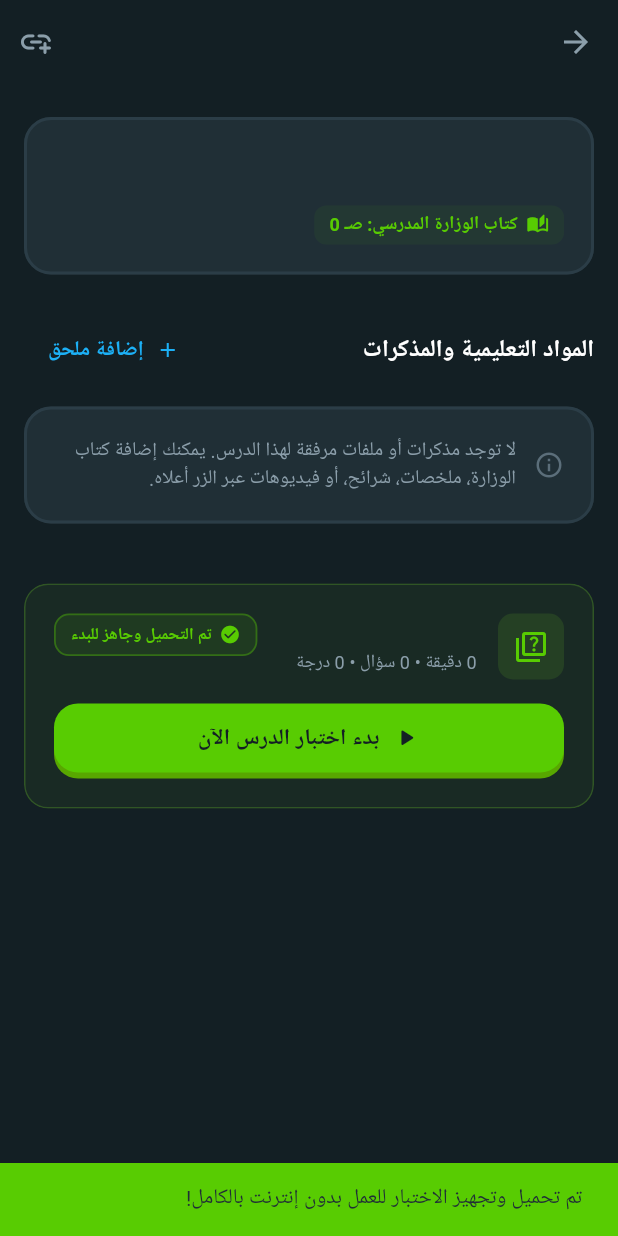
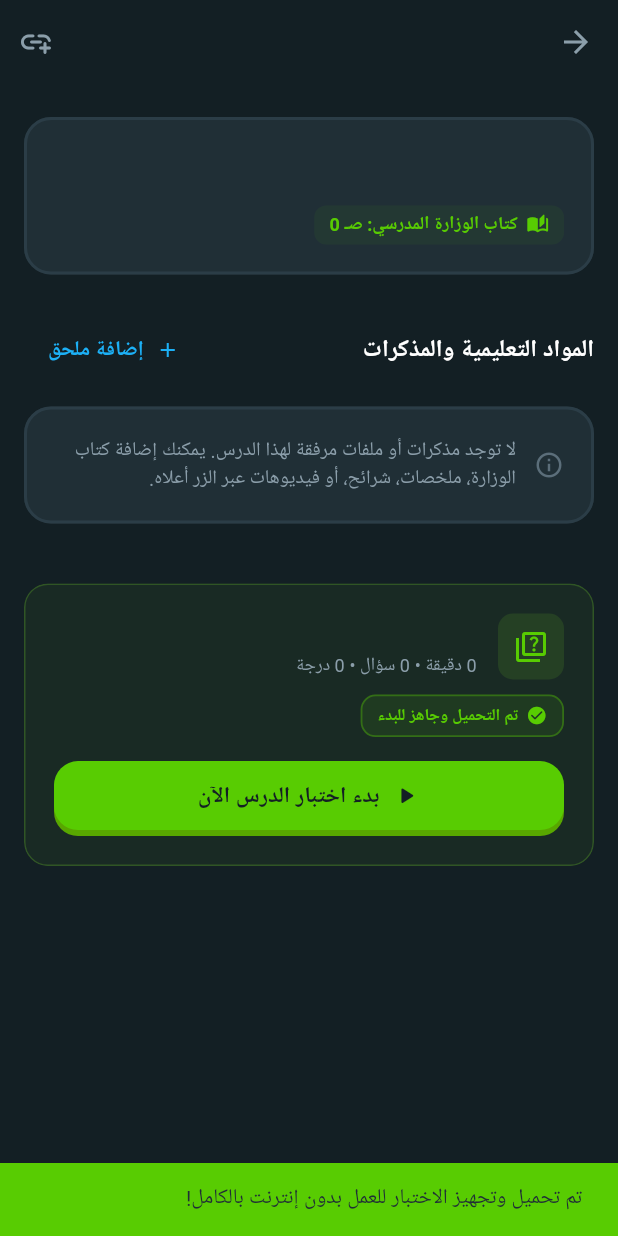
Before and after one commit to Mohamed00-Nour/my_educationl_platform, a Flutter app: the LessonDetailScreen screen opened directly with empty values, after a tap on the "download for offline" icon, on a phone screen of 412 x 824 dp. Run offline on Flutter 3.47's test engine with Material 3 defaults, Android fonts, the light colour scheme and no system bars; our stand-ins replace chewie, cloud_firestore, equatable, file_picker, firebase_auth, firebase_core and 8 more; missing offline and left inert: syncfusion_flutter_pdfviewer; accounts and stored records are empty; Roboto replaces fonts that are missing (Cairo).

Commit message:
fix(quizzes): prevent quiz card title squishing with responsive badge layout
- Decouple quiz title from status badges in the top row to give the title full available width
- Move secret code badge and completion/offline status badges into a responsive Wrap widget beneath the title
- Prevent vertical single-letter text wrapping on narrow screens when start code or offline badges are present
- Apply the same resilient Wrap layout to quiz cards in LessonDetailScreen

```diff
--- a/lib/features/courses/presentation/screens/lesson_detail_screen.dart
+++ b/lib/features/courses/presentation/screens/lesson_detail_screen.dart
@@ -984,7 +984,7 @@ class _LessonQuizCardState extends State<_LessonQuizCard> {
                             color: AppColors.textPrimary,
                           ),
                         ),
-                        const SizedBox(height: 2),
+                        const SizedBox(height: 4),
                         Text(
                           _quiz != null
                               ? '${_quiz!.durationMinutes} دقيقة • ${_quiz!.questions.length} سؤال • ${_quiz!.totalMarks} درجة'
@@ -997,7 +997,77 @@ class _LessonQuizCardState extends State<_LessonQuizCard> {
                       ],
                     ),
                   ),
+                  if (!_isCompleted && !_isDownloaded) ...[
                     const SizedBox(width: 8),
+                    if (_isDownloading)
+                      Container(
+                        padding: const EdgeInsets.all(8),
+                        child: const SizedBox(
+                          width: 20,
+                          height: 20,
+                          child: CircularProgressIndicator(
+                            strokeWidth: 2,
+                            color: AppColors.primary,
+                          ),
+                        ),
+                      )
+                    else
+                      IconButton(
+                        icon: const Icon(
+                          Icons.download_for_offline_outlined,
+                          color: AppColors.primary,
+                        ),
+                        tooltip: 'تحميل الاختبار ورمز البدء للعمل بدون إنترنت',
+                        onPressed: _downloadForOffline,
+                      ),
+                  ],
+                ],
+              ),
+              if ((_quiz?.requireStartCode ?? false) ||
+                  _isCompleted ||
+                  _isDownloaded ||
+                  _isDownloading) ...[
+                const SizedBox(height: 10),
+                Wrap(
+                  spacing: 8,
+                  runSpacing: 6,
+                  crossAxisAlignment: WrapCrossAlignment.center,
+                  children: [
+                    if (_quiz?.requireStartCode ?? false)
+                      Container(
+                        padding: const EdgeInsets.symmetric(
+                          horizontal: 8,
+                          vertical: 3.5,
+                        ),
+                        decoration: BoxDecoration(
+                          color: AppColors.warning.withAlpha(20),
+                          borderRadius: BorderRadius.circular(6),
+                          border: Border.all(
+                            color: AppColors.warning.withAlpha(90),
+                            width: 1.2,
+                          ),
+                        ),
+                        child: const Row(
+                          mainAxisSize: MainAxisSize.min,
+                          children: [
+                            Icon(
+                              Icons.lock_outline,
+                              size: 12,
+                              color: AppColors.warning,
+                            ),
+                            SizedBox(width: 4),
+                            Text(
+                              'رمز سري',
+                              style: TextStyle(
+                                fontSize: 11,
+                                fontWeight: FontWeight.w700,
+                                color: AppColors.warning,
+                                fontFamily: 'Cairo',
+                              ),
+                            ),
+                          ],
+                        ),
+                      ),
                     if (_isCompleted)
                       Container(
                         padding: const EdgeInsets.symmetric(
@@ -1116,18 +1186,10 @@ class _LessonQuizCardState extends State<_LessonQuizCard> {
                             ),
                           ],
                         ),
-                    )
-                  else
-                    IconButton(
-                      icon: const Icon(
-                        Icons.download_for_offline_outlined,
-                        color: AppColors.primary,
-                      ),
-                      tooltip: 'تحميل الاختبار ورمز البدء للعمل بدون إنترنت',
-                      onPressed: _downloadForOffline,
                       ),
                   ],
                 ),
+              ],
               const SizedBox(height: 16),
               Row(
                 children: [
```
Also changed, not shown: lib/features/courses/presentation/screens/student_main_screen.dart (+61 -42 lines). Lines whose indentation alone changed are shown as unchanged.
